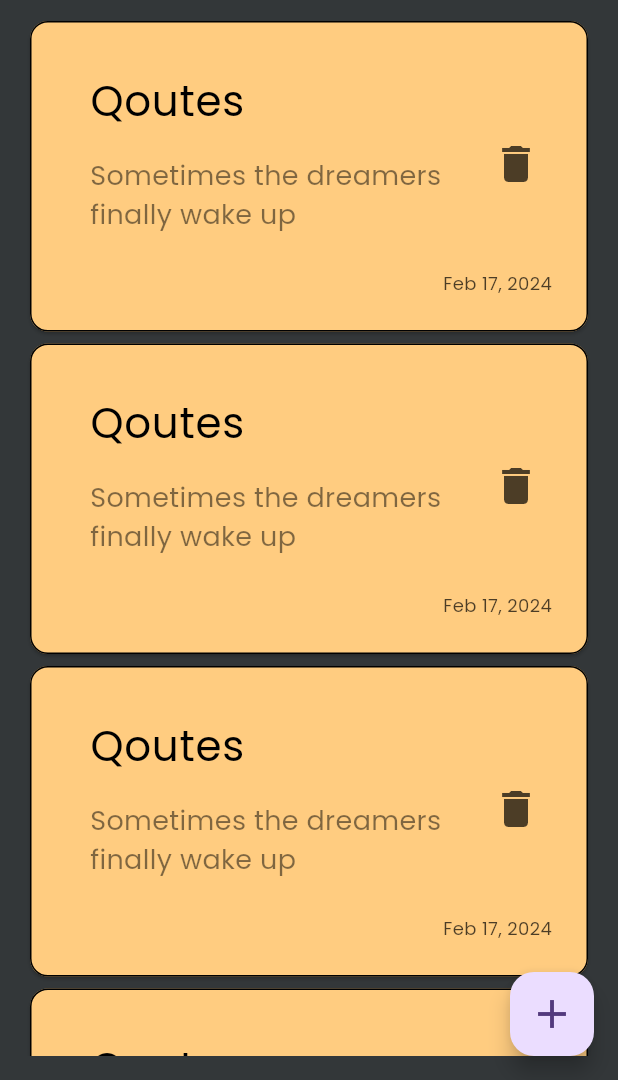
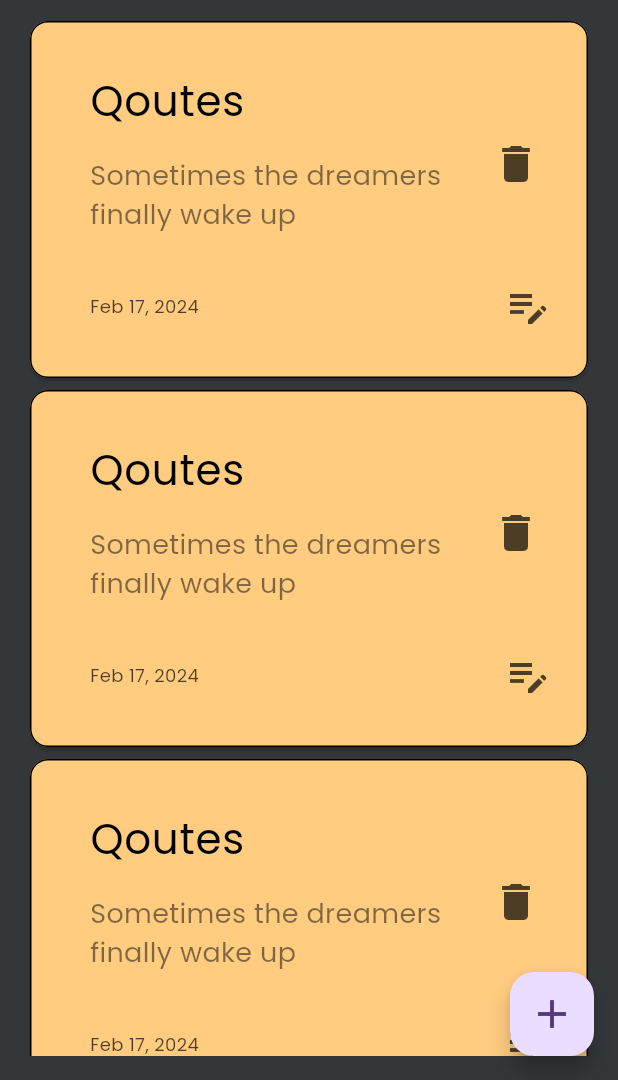
Before and after one commit to Peter-Awod/Notes-App, a Flutter app: the screen it shows after launch, on a phone screen of 412 x 824 dp, the part 156-1236 px from its top. Run offline on Flutter 3.47's test engine with Material 3 defaults, Android fonts, the phone set to English and light mode, and no system bars.

Commit message:
Created Edit Note View Modified custom_app_bar.dart and custom_text_field.dart

```diff
--- a/lib/views/notes_body_view.dart
+++ b/lib/views/notes_body_view.dart
@@ -8,14 +8,14 @@ class NotesBodyView extends StatelessWidget {
 
   @override
   Widget build(BuildContext context) {
-    return Padding(
-      padding: const EdgeInsets.all(16.0),
+    return const Padding(
+      padding: EdgeInsets.all(16.0),
       child: Column(
-        children: [
+        children:  [
           SizedBox(
             height: 40,
           ),
-          const CustomAppBar(),
+          CustomAppBar(title: 'Notes',icon: Icons.search_outlined,),
           SizedBox(
             height: 10,
           ),
--- a/lib/views/notes_view.dart
+++ b/lib/views/notes_view.dart
@@ -10,7 +10,7 @@ class NotesView extends StatelessWidget {
   @override
   Widget build(BuildContext context) {
     return Scaffold(
-      body: NotesBodyView(),
+      body: const NotesBodyView(),
       floatingActionButton: FloatingActionButton(
         foregroundColor: const Color(0xff52397D),
         backgroundColor: const Color(0xffEBDDFF),
@@ -26,7 +26,7 @@ class NotesView extends StatelessWidget {
             },
           );
         },
-        child: Icon(
+        child: const Icon(
           Icons.add_outlined,
           size: 32,
         ),
--- a/lib/widgets/custom_app_bar.dart
+++ b/lib/widgets/custom_app_bar.dart
@@ -1,24 +1,27 @@
 import 'package:flutter/material.dart';
 
-import 'custom_search_icon.dart';
+import 'custom_icon.dart';
 
 class CustomAppBar extends StatelessWidget {
-  const CustomAppBar({super.key});
+ const CustomAppBar({super.key, required this.title, required this.icon});
+
+  final IconData icon;
+  final String title;
 
   @override
   Widget build(BuildContext context) {
-    return const Row(
+    return Row(
       children: [
         Text(
-          'Notes',
+          title,
           style:
           TextStyle(
-            fontSize: 32,
-            color: Colors.white
+              fontSize: 32,
+              color: Colors.white
           ),
         ),
         Spacer(),
-        CustomSearchIcon(),
+        CustomSearchIcon(icon: icon),
       ],
     );
   }
--- a/lib/widgets/custom_search_icon.dart
+++ b/lib/widgets/custom_icon.dart
@@ -1,8 +1,9 @@
 import 'package:flutter/material.dart';
 
 class CustomSearchIcon extends StatelessWidget {
-  const CustomSearchIcon({super.key});
+   const CustomSearchIcon({super.key,required this.icon});
 
+  final IconData icon;
   @override
   Widget build(BuildContext context) {
     return Container(
@@ -14,7 +15,7 @@ class CustomSearchIcon extends StatelessWidget {
       child: IconButton(
         onPressed: () {},
         icon: Icon(
-          Icons.search_outlined,
+          icon,
           color: Colors.white,
         ),
       ),
--- a/lib/widgets/note_item_card.dart
+++ b/lib/widgets/note_item_card.dart
@@ -1,4 +1,5 @@
 import 'package:flutter/material.dart';
+import 'package:notes_app/views/edit_view.dart';
 
 class NoteCard extends StatelessWidget {
   const NoteCard({super.key});
@@ -49,15 +50,35 @@ class NoteCard extends StatelessWidget {
               ),
             ),
             Padding(
-              padding: const EdgeInsetsDirectional.only(
-                end: 24,
+              padding: const EdgeInsetsDirectional.symmetric(
+                horizontal: 16,
               ),
-              child: Text(
-                'Feb 17, 2024',
-                style: TextStyle(
-                  fontSize: 12,
-                  color: Colors.black.withOpacity(0.7),
-                ),
+              child: Row(
+                children: [
+                  Text(
+                    'Feb 17, 2024',
+                    style: TextStyle(
+                      fontSize: 12,
+                      color: Colors.black.withOpacity(0.7),
+                    ),
+                  ),
+                  Spacer(),
+                  IconButton(
+                    onPressed: () {
+                      Navigator.push(
+                        context,
+                        MaterialPageRoute(
+                          builder: (context) => EditView(),
+                        ),
+                      );
+                    },
+                    icon: Icon(
+                      Icons.edit_note_outlined,
+                      color: Colors.black.withOpacity(0.7),
+                      size: 32,
+                    ),
+                  )
+                ],
               ),
             ),
           ],
```
Also changed, not shown: lib/views/edit_view.dart (added, +15 -0 lines), lib/views/edit_view_body.dart (added, +38 -0 lines), lib/widgets/custom_text_field.dart (+5 -3 lines).
